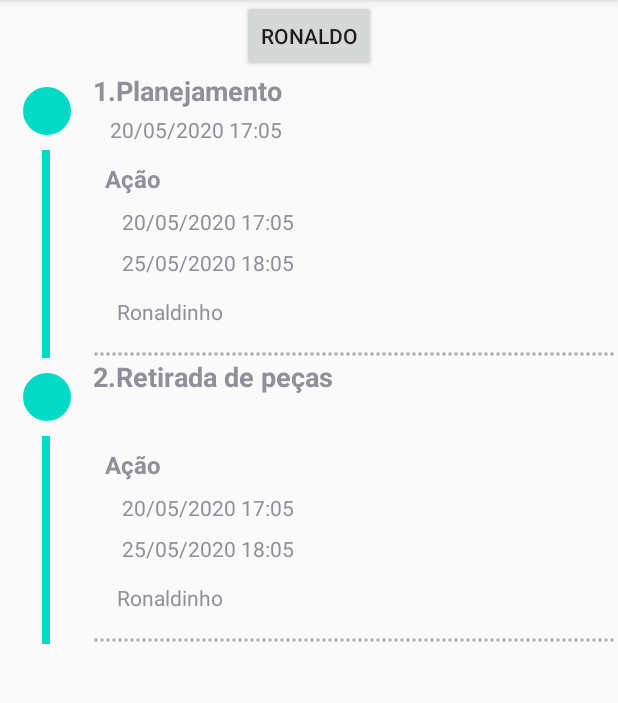
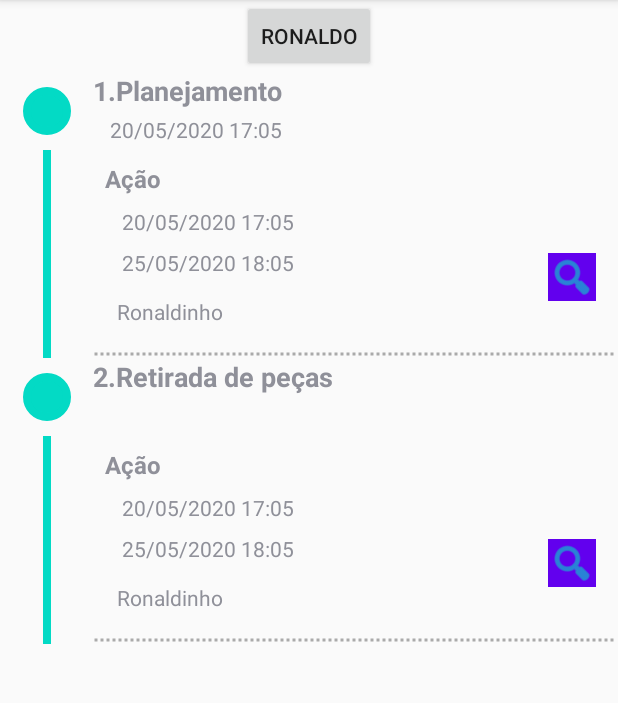
Before and after one commit to DanielLuche/TstStepperComponent, an Android app: the screen it shows after launch (MainActivity), after a tap on "2.Retirada de peças", on a phone screen of 412 x 824 dp, the part 84-787 px from its top. Run offline under Robolectric (Android 15) with nearby library versions, the phone set to English and light mode, and no system bars; 1 other tap on this screen came first.

Commit message:
Correção linha dos layouts 2

```diff
--- a/app/src/main/res/layout/stepper_action_cell.xml
+++ b/app/src/main/res/layout/stepper_action_cell.xml
@@ -113,17 +113,15 @@
 
     <ImageView
         android:id="@+id/stepper_action_iv_action"
-        android:layout_width="wrap_content"
-        android:layout_height="wrap_content"
-        android:layout_marginTop="13dp"
-        app:layout_constraintBottom_toTopOf="@+id/view"
+        android:layout_width="32dp"
+        android:layout_height="32dp"
+        android:background="@color/colorPrimary"
+        android:src="@android:drawable/ic_menu_search"
+        android:tint="@color/colorAccent"
+        app:layout_constraintBottom_toBottomOf="parent"
         app:layout_constraintEnd_toEndOf="parent"
         app:layout_constraintStart_toStartOf="@+id/stepper_action_gd_end"
-        app:layout_constraintTop_toBottomOf="@+id/stepper_action_tv_ttl"
-        app:srcCompat="@android:drawable/ic_menu_search"
-        android:background="@color/colorPrimary"
-        android:tint="@color/colorAccent"
-        />
+        app:layout_constraintTop_toBottomOf="@+id/stepper_action_tv_ttl" />
 
     <View
         android:id="@+id/view"
```
